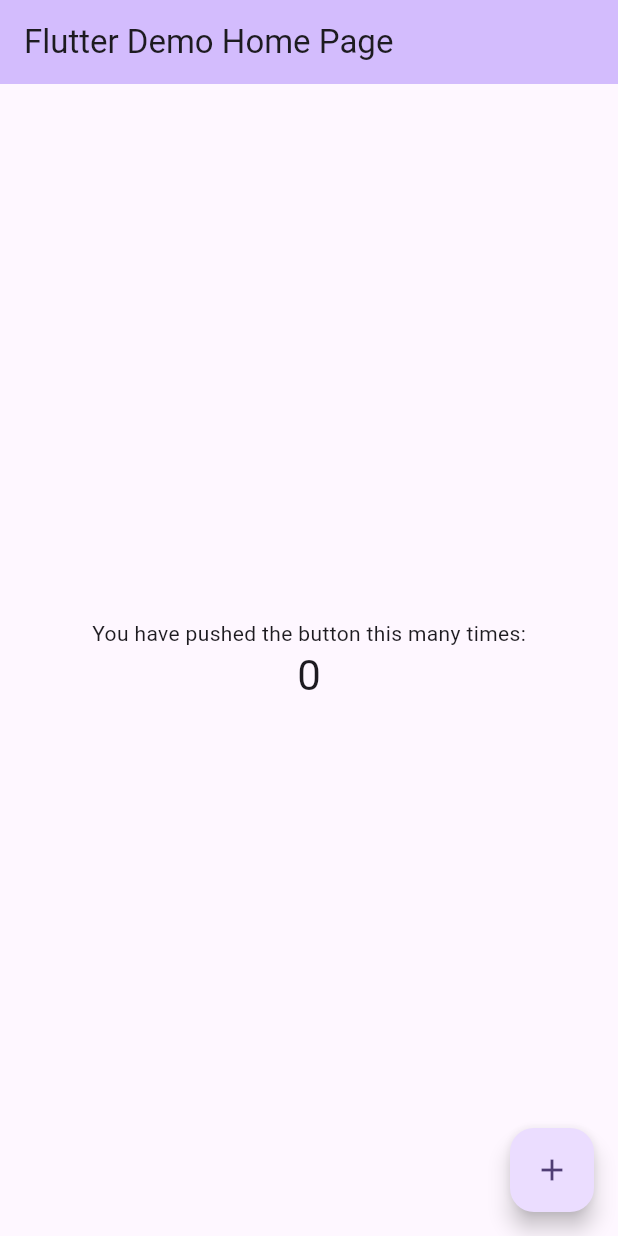
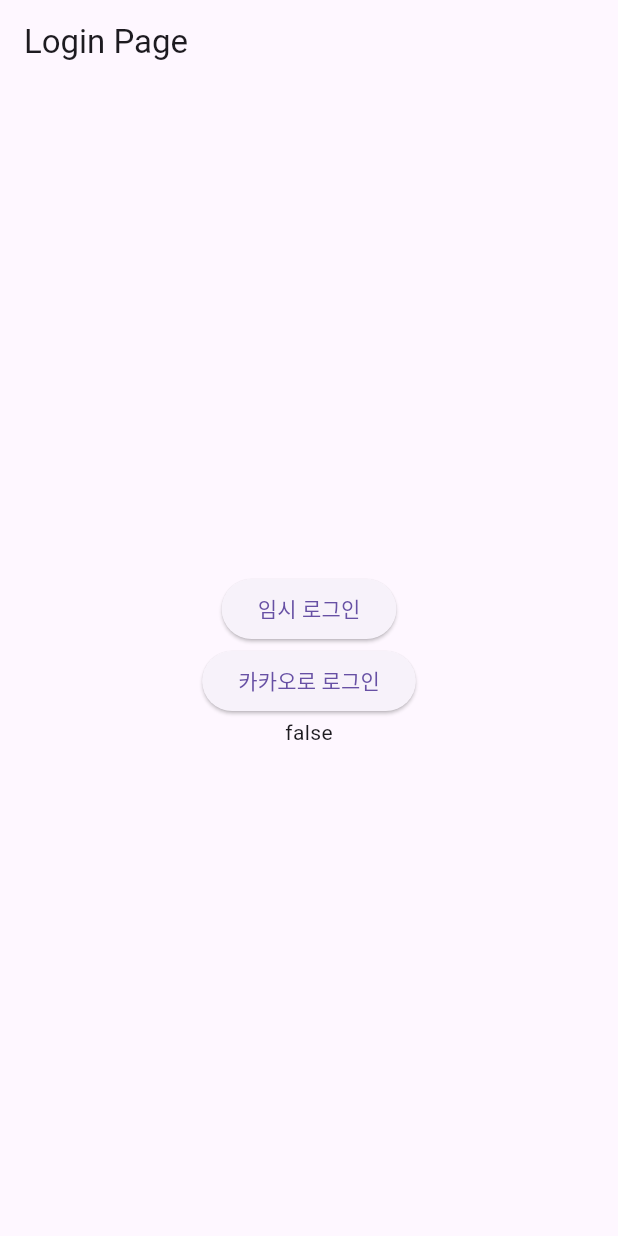
Before and after one commit to pcardchu/pcardchu, a Flutter app: the screen it shows after launch, on a phone screen of 412 x 824 dp. Run offline on Flutter 3.47's test engine with Material 3 defaults, Android fonts, the phone set to English and light mode, and no system bars; missing offline and left inert: kakao_flutter_sdk.

Commit message:
💠 feat: 로그인 기능 추가, 구조 설정

```diff
--- a/frontend/lib/main.dart
+++ b/frontend/lib/main.dart
@@ -1,125 +1,24 @@
 import 'package:flutter/material.dart';
+import 'package:frontend/user/screens/login_screen.dart';
+import 'package:kakao_flutter_sdk/kakao_flutter_sdk_user.dart';
+import 'package:provider/provider.dart';
+import 'providers/login_provider.dart';
 
 void main() {
-  runApp(const MyApp());
+  KakaoSdk.init(nativeAppKey: 'd5a3a615fae48c6968cde53a7d05e645');
+  runApp(MyApp());
 }
 
 class MyApp extends StatelessWidget {
-  const MyApp({super.key});
-
-  // This widget is the root of your application.
   @override
   Widget build(BuildContext context) {
-    return MaterialApp(
-      title: 'Flutter Demo',
-      theme: ThemeData(
-        // This is the theme of your application.
-        //
-        // TRY THIS: Try running your application with "flutter run". You'll see
-        // the application has a purple toolbar. Then, without quitting the app,
-        // try changing the seedColor in the colorScheme below to Colors.green
-        // and then invoke "hot reload" (save your changes or press the "hot
-        // reload" button in a Flutter-supported IDE, or press "r" if you used
-        // the command line to start the app).
-        //
-        // Notice that the counter didn't reset back to zero; the application
-        // state is not lost during the reload. To reset the state, use hot
-        // restart instead.
-        //
-        // This works for code too, not just values: Most code changes can be
-        // tested with just a hot reload.
-        colorScheme: ColorScheme.fromSeed(seedColor: Colors.deepPurple),
-        useMaterial3: true,
+    return MultiProvider(
+      providers: [
+        ChangeNotifierProvider(create: (context) => LoginProvider()),
+      ],
+      child: MaterialApp(
+        home: LoginScreen(),
       ),
-      home: const MyHomePage(title: 'Flutter Demo Home Page'),
     );
   }
 }
-
-class MyHomePage extends StatefulWidget {
-  const MyHomePage({super.key, required this.title});
-
-  // This widget is the home page of your application. It is stateful, meaning
-  // that it has a State object (defined below) that contains fields that affect
-  // how it looks.
-
-  // This class is the configuration for the state. It holds the values (in this
-  // case the title) provided by the parent (in this case the App widget) and
-  // used by the build method of the State. Fields in a Widget subclass are
-  // always marked "final".
-
-  final String title;
-
-  @override
-  State<MyHomePage> createState() => _MyHomePageState();
-}
-
-class _MyHomePageState extends State<MyHomePage> {
-  int _counter = 0;
-
-  void _incrementCounter() {
-    setState(() {
-      // This call to setState tells the Flutter framework that something has
-      // changed in this State, which causes it to rerun the build method below
-      // so that the display can reflect the updated values. If we changed
-      // _counter without calling setState(), then the build method would not be
-      // called again, and so nothing would appear to happen.
-      _counter++;
-    });
-  }
-
-  @override
-  Widget build(BuildContext context) {
-    // This method is rerun every time setState is called, for instance as done
-    // by the _incrementCounter method above.
-    //
-    // The Flutter framework has been optimized to make rerunning build methods
-    // fast, so that you can just rebuild anything that needs updating rather
-    // than having to individually change instances of widgets.
-    return Scaffold(
-      appBar: AppBar(
-        // TRY THIS: Try changing the color here to a specific color (to
-        // Colors.amber, perhaps?) and trigger a hot reload to see the AppBar
-        // change color while the other colors stay the same.
-        backgroundColor: Theme.of(context).colorScheme.inversePrimary,
-        // Here we take the value from the MyHomePage object that was created by
-        // the App.build method, and use it to set our appbar title.
-        title: Text(widget.title),
-      ),
-      body: Center(
-        // Center is a layout widget. It takes a single child and positions it
-        // in the middle of the parent.
-        child: Column(
-          // Column is also a layout widget. It takes a list of children and
-          // arranges them vertically. By default, it sizes itself to fit its
-          // children horizontally, and tries to be as tall as its parent.
-          //
-          // Column has various properties to control how it sizes itself and
-          // how it positions its children. Here we use mainAxisAlignment to
-          // center the children vertically; the main axis here is the vertical
-          // axis because Columns are vertical (the cross axis would be
-          // horizontal).
-          //
-          // TRY THIS: Invoke "debug painting" (choose the "Toggle Debug Paint"
-          // action in the IDE, or press "p" in the console), to see the
-          // wireframe for each widget.
-          mainAxisAlignment: MainAxisAlignment.center,
-          children: <Widget>[
-            const Text(
-              'You have pushed the button this many times:',
-            ),
-            Text(
-              '$_counter',
-              style: Theme.of(context).textTheme.headlineMedium,
-            ),
-          ],
-        ),
-      ),
-      floatingActionButton: FloatingActionButton(
-        onPressed: _incrementCounter,
-        tooltip: 'Increment',
-        child: const Icon(Icons.add),
-      ), // This trailing comma makes auto-formatting nicer for build methods.
-    );
-  }
-}
--- /dev/null
+++ b/frontend/lib/providers/login_provider.dart
@@ -0,0 +1,40 @@
+import 'package:flutter/material.dart';
+import 'package:frontend/user/services/kakao_login_service.dart';
+import 'package:kakao_flutter_sdk/kakao_flutter_sdk.dart';
+
+class LoginProvider with ChangeNotifier {
+  bool _isLoading = false;
+  String? _errorMessage;
+  bool _isLoggedIn = false;
+  OAuthToken? _kakaoToken;
+
+
+  bool get isLoading => _isLoading;
+  String? get errorMessage => _errorMessage;
+  bool get isLoggedIn => _isLoggedIn;
+
+  final KakaoLoginService _kakaoLoginService = KakaoLoginService();
+
+  Future<void> login() async {
+    _isLoading = true;
+    _errorMessage = null;
+    notifyListeners();
+
+    try {
+      _kakaoToken = await _kakaoLoginService.signInWithKakao();
+      _isLoggedIn = true;
+    } catch (e) {
+      _errorMessage = e.toString();
+      _isLoggedIn = false;
+    } finally {
+      _isLoading = false;
+      notifyListeners();
+    }
+  }
+
+  void logout() {
+    _kakaoToken = null;
+    _isLoggedIn = false;
+    notifyListeners();
+  }
+}
--- /dev/null
+++ b/frontend/lib/user/models/user_model.dart
@@ -0,0 +1,5 @@
+class UserModel {
+  final String accessToken;
+
+  UserModel(this.accessToken);
+}
--- /dev/null
+++ b/frontend/lib/user/screens/login_screen.dart
@@ -0,0 +1,51 @@
+import 'package:flutter/material.dart';
+import 'package:frontend/home/screens/home_screen.dart';
+import 'package:frontend/providers/login_provider.dart';
+import 'package:provider/provider.dart';
+
+class LoginScreen extends StatelessWidget {
+  @override
+  Widget build(BuildContext context) {
+    return Scaffold(
+      appBar: AppBar(
+        title: Text("Login Page"),
+      ),
+      body: Center(
+        child:Column(
+          mainAxisAlignment: MainAxisAlignment.center,
+          children: [
+            ElevatedButton(
+              child: Text("임시 로그인"),
+              onPressed: ()  {
+                Navigator.pushReplacement(
+                  context,
+                  MaterialPageRoute(builder: (context) => HomeScreen()),
+                );
+              },
+            ),
+            ElevatedButton(
+              child: Text("카카오로 로그인"),
+              onPressed: () async {
+                await Provider.of<LoginProvider>(context, listen: false).login();
+                // 로그인 작업이 완료된 후에 isLoggedIn 상태를 체크
+                if (Provider.of<LoginProvider>(context, listen: false).isLoggedIn) {
+                  // isLoggedIn이 true인 경우, HomeScreen으로 이동
+                  Navigator.pushReplacement(
+                    context,
+                    MaterialPageRoute(builder: (context) => HomeScreen()),
+                  );
+                }
+              },
+            ),
+            Consumer<LoginProvider>(
+                builder : (context, provider, child) {
+
+                return Text(provider.isLoggedIn.toString());
+                }
+                ),
+          ],
+        ) ,
+      ),
+    );
+  }
+}
--- /dev/null
+++ b/frontend/lib/user/services/kakao_login_service.dart
@@ -0,0 +1,42 @@
+import 'package:flutter/services.dart';
+import 'package:kakao_flutter_sdk/kakao_flutter_sdk_user.dart';
+
+class KakaoLoginService {
+  Future<OAuthToken?> signInWithKakao() async {
+    try {
+      // 카카오톡 실행 가능 여부 확인
+      if (await isKakaoTalkInstalled()) {
+        // 카카오톡으로 로그인 시도
+        try {
+          OAuthToken token = await UserApi.instance.loginWithKakaoTalk();
+          print("카카오톡으로 로그인 성공, 액세스 토큰: ${token.accessToken}");
+          return token;
+        } catch (error) {
+          print('카카오톡으로 로그인 실패 $error');
+
+          // 로그인 취소 또는 특정 오류 처리
+          if (error is PlatformException && error.code == 'CANCELED') {
+            print('카카오톡 로그인 취소');
+            return null; // 로그인 취소로 간주, 추가 로그인 시도 없이 종료
+          }
+
+          // 로그인 취소가 아닌 다른 오류인 경우, 예외를 던져 처리를 중단
+          throw Exception('카카오톡으로 로그인 실패: $error');
+        }
+      } else {
+        // 카카오톡이 설치되어 있지 않은 경우, 카카오계정으로 로그인 시도
+        try {
+          OAuthToken token = await UserApi.instance.loginWithKakaoAccount();
+          print("카카오계정으로 로그인 성공, 액세스 토큰: ${token.accessToken}");
+          return token;
+        } catch (error) {
+          print('카카오계정으로 로그인 실패 $error');
+          throw Exception('카카오계정으로 로그인 실패: $error');
+        }
+      }
+    } catch (error) {
+      print('로그인 과정에서 예외 발생: $error');
+      throw Exception('로그인 과정에서 예외 발생: $error');
+    }
+  }
+}
```
Also changed, not shown: frontend/lib/home/screens/home_screen.dart (added, +15 -0 lines), frontend/pubspec.yaml (+2 -38 lines), frontend/pubspec.lock, 2 other files.
